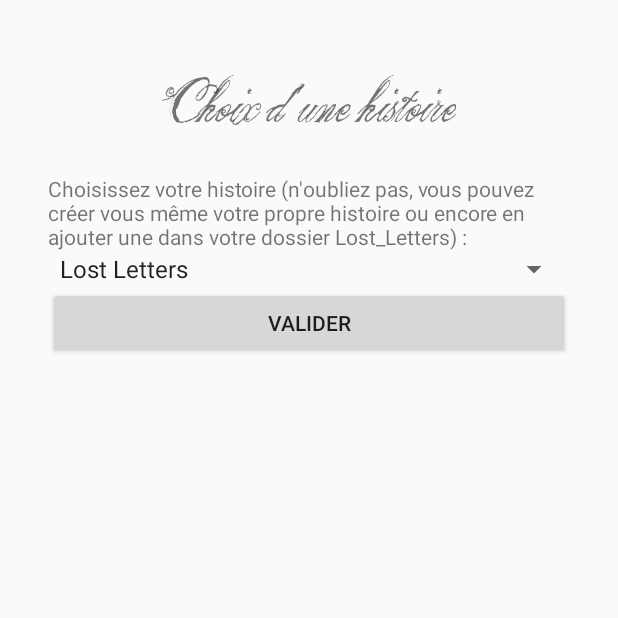
After one commit to TonyMalghem/TX_ocr, an Android app: the choix_histoire screen opened directly, with no data from a screen before it, on a phone screen of 412 x 824 dp, the top half of it. The commit adds this screen. Run offline under Robolectric (Android 15) with nearby library versions, the phone set to English and light mode, and no system bars.

Commit message:
ajout choix histoire/présentation histoire

```diff
--- /dev/null
+++ b/app/src/main/java/com/projet/tony/tx/LostLetter/choix_histoire.java
@@ -0,0 +1,100 @@
+package com.projet.tony.tx.LostLetter;
+
+import android.app.Activity;
+import android.content.Intent;
+import android.graphics.Typeface;
+import android.os.Bundle;
+import android.os.Environment;
+import android.util.Log;
+import android.view.Menu;
+import android.view.MenuItem;
+import android.view.View;
+import android.widget.Button;
+import android.widget.TextView;
+import android.widget.Spinner;
+import android.widget.ArrayAdapter;
+import android.widget.Toast;
+
+import com.projet.tony.tx.R;
+
+import java.io.File;
+import java.util.ArrayList;
+import java.util.List;
+
+public class choix_histoire extends Activity {
+
+    @Override
+    protected void onCreate(Bundle savedInstanceState) {
+        super.onCreate(savedInstanceState);
+        setContentView(R.layout.activity_choix_histoire);
+
+
+
+        ///////////////////////
+        // GESTION DU TITRE  //
+        ///////////////////////
+
+        TextView tv=(TextView) findViewById(R.id.titre);
+        Typeface font = Typeface.createFromAsset(getAssets(), "KQ.ttf");
+        tv.setTypeface(font);
+        tv.setTextSize(20);
+        addItemsOnSpinner();
+
+
+        final Button monbutt = (Button) findViewById(R.id.button);
+
+        monbutt.setOnClickListener(new View.OnClickListener() {
+
+            @Override
+            public void onClick(View v) {
+                Spinner spinner = (Spinner) findViewById(R.id.spinner);
+                Toast.makeText(getApplicationContext(), "Vous avez selectionné "+spinner.getSelectedItem().toString(), Toast.LENGTH_LONG).show();
+                MyProperties.getInstance().jeu=spinner.getSelectedItem().toString();
+               // Intent intent = new Intent(choix_histoire.this, Partie.class);
+               // startActivity(intent);
+            }
+        });
+
+    }
+
+
+    // add items into spinner dynamically
+    public void addItemsOnSpinner() {
+
+        Spinner spinner = (Spinner) findViewById(R.id.spinner);
+        List<String> list = new ArrayList<String>();
+        list.add("Lost Letters");
+
+        File rep = new File(Environment.getExternalStorageDirectory() + File.separator + "Lost_letters");
+        if ( rep.isDirectory ( ) ) {
+            File[] listrep = rep.listFiles();
+            for(int i=0;i<listrep.length;i++)list.add(listrep[i].getName());
+        }
+
+        ArrayAdapter<String> dataAdapter = new ArrayAdapter<String>(this,
+                android.R.layout.simple_spinner_item, list);
+        dataAdapter.setDropDownViewResource(android.R.layout.simple_spinner_dropdown_item);
+        spinner.setAdapter(dataAdapter);
+
+    }
+
+
+    @Override
+    public boolean onCreateOptionsMenu(Menu menu) {
+        // Inflate the menu; this adds items to the action bar if it is present.
+        getMenuInflater().inflate(R.menu.choix_histoire, menu);
+        return true;
+    }
+
+    @Override
+    public boolean onOptionsItemSelected(MenuItem item) {
+        // Handle action bar item clicks here. The action bar will
+        // automatically handle clicks on the Home/Up button, so long
+        // as you specify a parent activity in AndroidManifest.xml.
+        int id = item.getItemId();
+        if (id == R.id.action_settings) {
+            return true;
+        }
+        return super.onOptionsItemSelected(item);
+    }
+}
--- /dev/null
+++ b/app/src/main/res/layout/activity_choix_histoire.xml
@@ -0,0 +1,87 @@
+<RelativeLayout xmlns:android="http://schemas.android.com/apk/res/android"
+    xmlns:tools="http://schemas.android.com/tools"
+    android:layout_width="match_parent"
+    android:layout_height="match_parent"
+    android:paddingLeft="@dimen/activity_horizontal_margin"
+    android:paddingRight="@dimen/activity_horizontal_margin"
+    android:paddingTop="@dimen/activity_vertical_margin"
+    android:paddingBottom="@dimen/activity_vertical_margin"
+    tools:context="com.projet.tony.tx.LostLetter.choix_histoire">
+
+    <RelativeLayout xmlns:android="http://schemas.android.com/apk/res/android"
+        xmlns:tools="http://schemas.android.com/tools"
+        android:layout_width="match_parent"
+        android:layout_height="match_parent"
+        android:paddingLeft="@dimen/activity_horizontal_margin"
+        android:paddingRight="@dimen/activity_horizontal_margin"
+        android:paddingTop="@dimen/activity_vertical_margin"
+        android:paddingBottom="@dimen/activity_vertical_margin"
+        tools:context="com.projet.tony.tx.LostLetter.Page_menu">
+
+        <TextView
+            android:text="Choix d'une histoire"
+            android:layout_width="wrap_content"
+            android:layout_height="wrap_content"
+            android:id="@+id/titre"
+            android:layout_centerHorizontal="true" />
+
+        <LinearLayout
+            android:gravity="center"
+            android:orientation="horizontal"
+            android:layout_width="fill_parent"
+            android:layout_height="fill_parent"
+            android:layout_below="@+id/titre"
+            android:layout_alignParentEnd="true">
+            <LinearLayout
+                android:layout_width="fill_parent"
+                android:layout_height="fill_parent"
+                xmlns:android="http://schemas.android.com/apk/res/android">
+
+                <TableLayout
+                    android:layout_width="wrap_content"
+                    android:layout_height="match_parent">
+
+                    <TableRow
+                        android:layout_width="fill_parent"
+                        android:layout_height="fill_parent">
+
+                        <TextView
+                            android:layout_width="wrap_content"
+                            android:layout_height="wrap_content"
+                            android:text="Choisissez votre histoire (n'oubliez pas, vous pouvez créer vous même votre propre histoire ou encore en ajouter une dans votre dossier Lost_Letters) : "
+                            android:id="@+id/histoire"
+                            android:layout_centerHorizontal="true"
+                            />
+                    </TableRow>
+
+                    <TableRow
+                        android:layout_width="fill_parent"
+                        android:layout_height="fill_parent">
+
+                        <Spinner
+                            android:id="@+id/spinner"
+                            android:layout_width="fill_parent"
+                            android:layout_height="wrap_content" />
+                    </TableRow>
+
+                    <TableRow
+                        android:layout_width="fill_parent"
+                        android:layout_height="fill_parent">
+
+                        <Button
+                            android:layout_width="wrap_content"
+                            android:layout_height="wrap_content"
+                            android:text="Valider"
+                            android:id="@+id/button" />
+                    </TableRow>
+                </TableLayout>
+
+            </LinearLayout>
+
+
+
+
+        </LinearLayout>
+
+</RelativeLayout>
+    </RelativeLayout>
--- a/app/src/main/res/layout/activity_page_menu.xml
+++ b/app/src/main/res/layout/activity_page_menu.xml
@@ -58,6 +58,12 @@
             <Button
                 android:layout_width="wrap_content"
                 android:layout_height="wrap_content"
+                android:text="Choix histoire"
+                android:id="@+id/button4" />
+
+            <Button
+                android:layout_width="wrap_content"
+                android:layout_height="wrap_content"
                 android:text="A propos"
                 android:layout_centerInParent="true"
                 android:id="@+id/button3" />
--- /dev/null
+++ b/app/src/main/res/menu/choix_histoire.xml
@@ -0,0 +1,8 @@
+<menu xmlns:android="http://schemas.android.com/apk/res/android"
+    xmlns:tools="http://schemas.android.com/tools"
+    tools:context="com.projet.tony.tx.LostLetter.choix_histoire" >
+    <item android:id="@+id/action_settings"
+        android:title="@string/action_settings"
+        android:orderInCategory="100"
+        android:showAsAction="never" />
+</menu>
--- a/app/src/main/res/values/strings.xml
+++ b/app/src/main/res/values/strings.xml
@@ -18,5 +18,6 @@
     <string name="title_activity_partie">Partie</string>
     <string name="title_activity_main_change">Main_change</string>
     <string name="title_activity_main_page">Main_page</string>
+    <string name="title_activity_choix_histoire">choix_histoire</string>
 
 </resources>
```
Also changed, not shown: app/src/main/AndroidManifest.xml (+4 -3 lines), app/src/main/java/com/projet/tony/tx/LostLetter/MyProperties.java (added, +19 -0 lines), app/src/main/java/com/projet/tony/tx/LostLetter/Page_menu.java (+16 -1 lines), app/src/main/java/com/projet/tony/tx/LostLetter/Partie.java (+24 -1 lines), app/src/main/res/layout/activity_partie.xml (+7 -0 lines).
